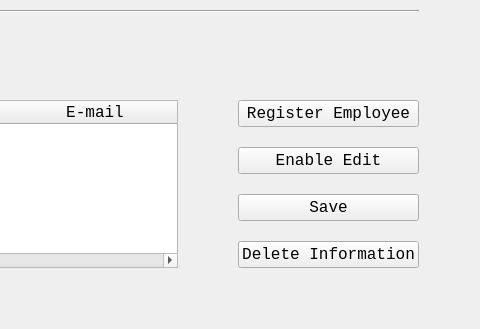
The window that EmployeeUI.ui (ASNaeem/Simple-VCMS) describes before a commit, drawn with Qt 5; both pictures show x 467 to 947 and y 595 to 924 of the 947 by 924 pixel window.
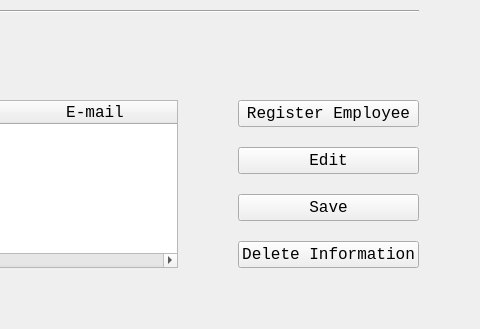
The same window after the commit.

Patch:
```diff
--- a/EmployeeUI.ui
+++ b/EmployeeUI.ui
@@ -996,7 +996,7 @@
             <cursorShape>PointingHandCursor</cursorShape>
            </property>
            <property name="text">
-            <string>Enable Edit</string>
+            <string>Edit</string>
            </property>
           </widget>
          </item>
```
Left out of the diff: 2 changed lines with no effect on the pictures.
